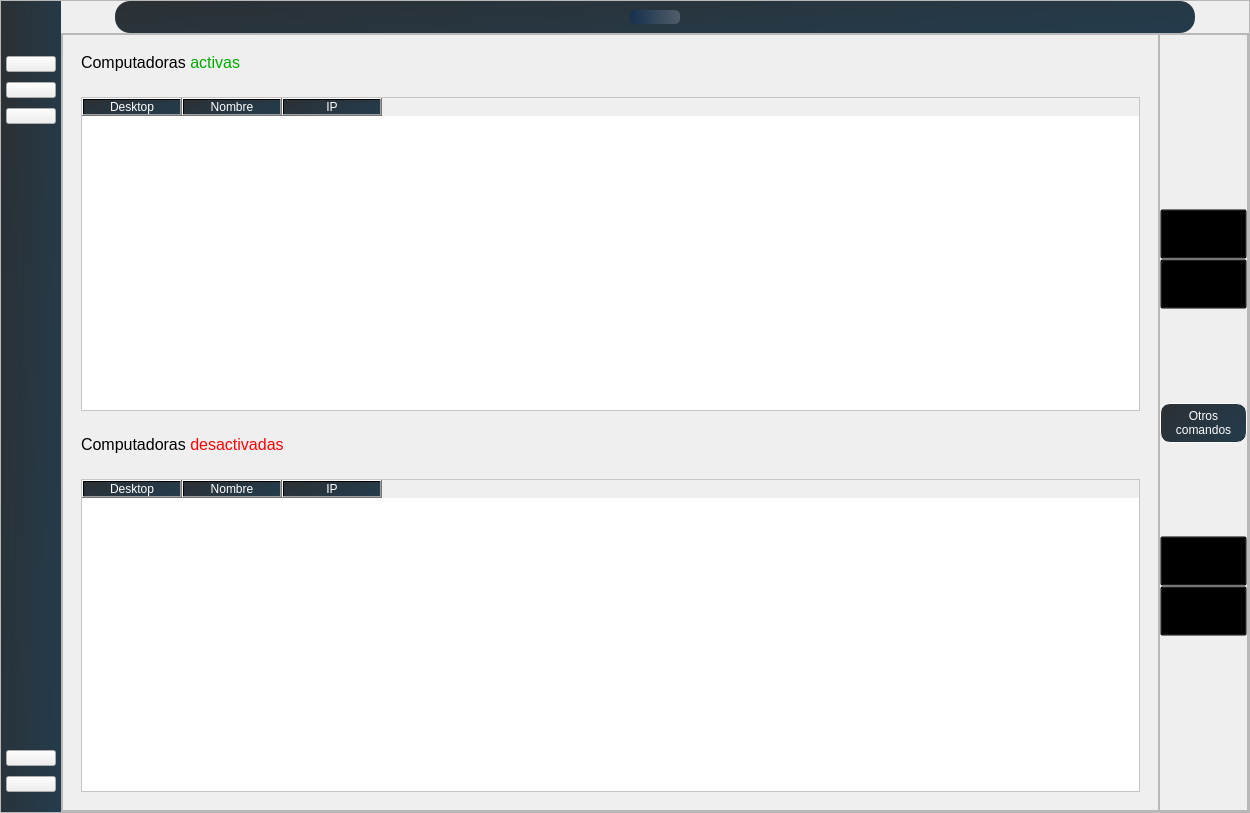
Before: the Qt Designer form ui/ui_files/Principal.ui in Salinas03/Sistema-Seguridad, drawn with Qt 5.
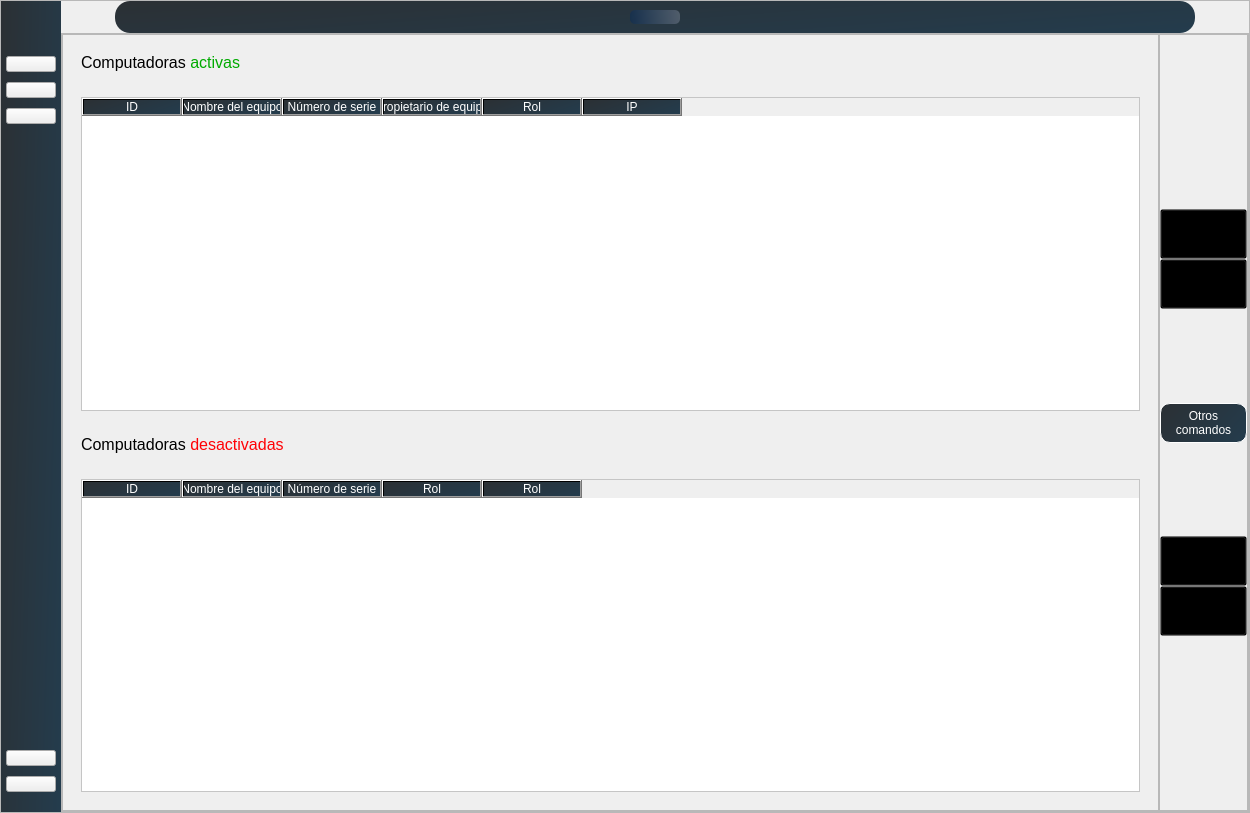
After: the same form once the commit is applied. Icons and pictures are not drawn.

The edit to the form file:
```diff
--- a/ui/ui_files/Principal.ui
+++ b/ui/ui_files/Principal.ui
@@ -1517,12 +1517,27 @@
                         <widget class="QTableWidget" name="tabla_computadoras_activas">
                          <column>
                           <property name="text">
-                           <string>Desktop</string>
+                           <string>ID</string>
                           </property>
                          </column>
                          <column>
                           <property name="text">
-                           <string>Nombre</string>
+                           <string>Nombre del equipo</string>
+                          </property>
+                         </column>
+                         <column>
+                          <property name="text">
+                           <string>Número de serie</string>
+                          </property>
+                         </column>
+                         <column>
+                          <property name="text">
+                           <string>Propietario de equipo</string>
+                          </property>
+                         </column>
+                         <column>
+                          <property name="text">
+                           <string>Rol</string>
                           </property>
                          </column>
                          <column>
@@ -1580,17 +1595,27 @@
                         <widget class="QTableWidget" name="tabla_computadoras_desactivas">
                          <column>
                           <property name="text">
-                           <string>Desktop</string>
+                           <string>ID</string>
                           </property>
                          </column>
                          <column>
                           <property name="text">
-                           <string>Nombre</string>
+                           <string>Nombre del equipo</string>
                           </property>
                          </column>
                          <column>
                           <property name="text">
-                           <string>IP</string>
+                           <string>Número de serie</string>
+                          </property>
+                         </column>
+                         <column>
+                          <property name="text">
+                           <string>Rol</string>
+                          </property>
+                         </column>
+                         <column>
+                          <property name="text">
+                           <string>Rol</string>
                           </property>
                          </column>
                         </widget>
```
Left out of the diff: 23 changed lines with no effect on the pictures.
